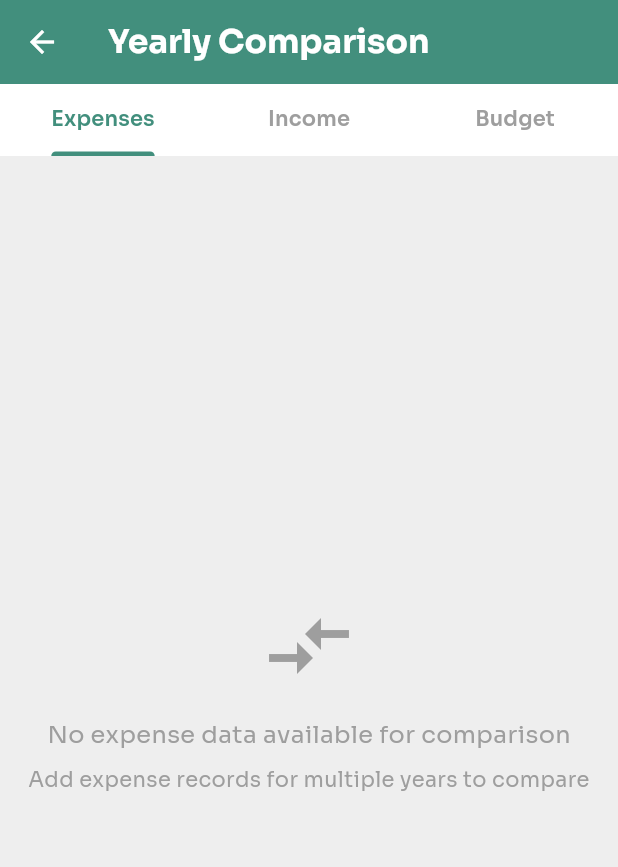
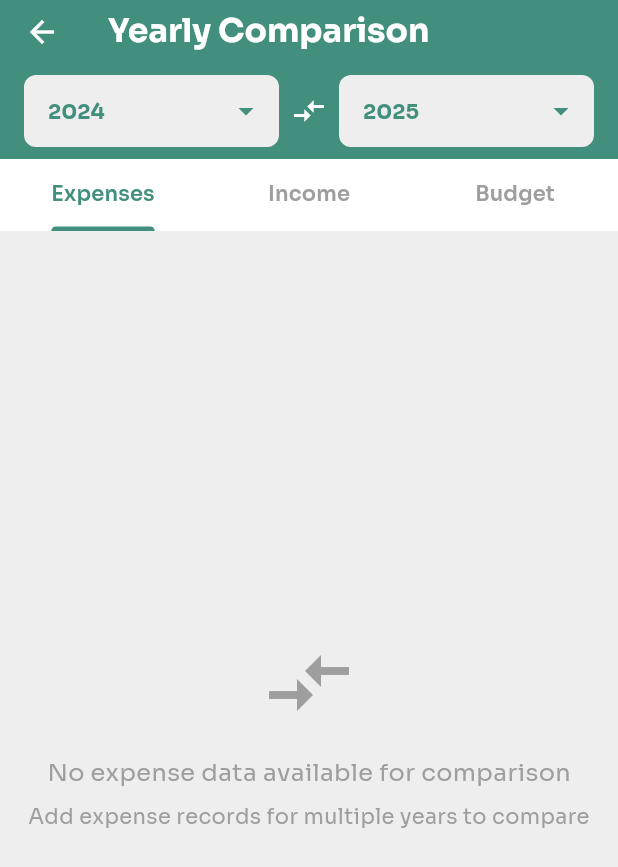
Before and after one commit to balaganeshbala/budgetpro, a Flutter app: the YearlyComparisonScreen screen opened directly, on a phone screen of 412 x 824 dp. Shown: the top 867 px of the screen. Run offline on Flutter 3.47's test engine with Material 3 defaults, Android fonts, the phone set to English and light mode, and no system bars; our stand-ins replace bloc, equatable, fl_chart, flutter_bloc, flutter_dotenv, supabase_flutter; missing offline and left inert: mat_month_picker_dialog; accounts and stored records are empty.

Commit message:
Getting years as input in yearly comparison

```diff
--- a/lib/pages/create_budget/ui/create_budget_screen.dart
+++ b/lib/pages/create_budget/ui/create_budget_screen.dart
@@ -92,7 +92,7 @@ class _CreateBudgetViewState extends State<CreateBudgetView> {
       child: Scaffold(
         appBar: AppBar(
           title: const Text(
-            'Create Monthly Budget',
+            'Create Budget',
             style: TextStyle(fontWeight: FontWeight.bold, fontFamily: "Sora"),
           ),
           foregroundColor: Colors.white,
--- a/lib/pages/edit_budget/ui/edit_budget_page.dart
+++ b/lib/pages/edit_budget/ui/edit_budget_page.dart
@@ -107,7 +107,7 @@ class _EditBudgetViewState extends State<EditBudgetView> {
       child: Scaffold(
         appBar: AppBar(
           title: const Text(
-            'Edit Monthly Budget',
+            'Edit Budget',
             style: TextStyle(fontWeight: FontWeight.bold, fontFamily: "Sora"),
           ),
           foregroundColor: Colors.white,
--- a/lib/pages/new_home/ui/long_term_page.dart
+++ b/lib/pages/new_home/ui/long_term_page.dart
@@ -14,7 +14,7 @@ class LongTermTrendScreen extends StatelessWidget {
     return Scaffold(
       appBar: AppBar(
         title: const Text(
-          'Long-Term Trends',
+          'Long Term Trend',
           style: TextStyle(fontWeight: FontWeight.bold, fontFamily: "Sora"),
         ),
         backgroundColor: AppColors.primaryColor,
@@ -891,7 +891,7 @@ class LongTermTrendScreen extends StatelessWidget {
                         'Trend',
                         style: TextStyle(
                           fontFamily: 'Sora',
-                          fontSize: 12,
+                          fontSize: 13,
                           color: Colors.grey.shade600,
                         ),
                       ),
@@ -922,7 +922,7 @@ class LongTermTrendScreen extends StatelessWidget {
                         '${trendPercentage.abs().toStringAsFixed(1)}%',
                         style: TextStyle(
                           fontFamily: 'Sora',
-                          fontSize: 12,
+                          fontSize: 13,
                           color: trendColor,
                         ),
                       ),
@@ -952,7 +952,7 @@ class LongTermTrendScreen extends StatelessWidget {
             title,
             style: TextStyle(
               fontFamily: 'Sora',
-              fontSize: 12,
+              fontSize: 13,
               color: Colors.grey.shade600,
             ),
           ),
@@ -1100,7 +1100,7 @@ class LongTermTrendScreen extends StatelessWidget {
                             : 'Your spending varies by approximately ${cv.toStringAsFixed(1)}% month to month.',
                         style: const TextStyle(
                           fontFamily: 'Sora',
-                          fontSize: 12,
+                          fontSize: 13,
                           color: Colors.black87,
                         ),
                       ),
@@ -1396,7 +1396,7 @@ class LongTermTrendScreen extends StatelessWidget {
                       'Average',
                       style: TextStyle(
                         fontFamily: 'Sora',
-                        fontSize: 12,
+                        fontSize: 13,
                         color: Colors.grey.shade600,
                       ),
                     ),
--- a/lib/pages/new_home/ui/options_list_view.dart
+++ b/lib/pages/new_home/ui/options_list_view.dart
@@ -52,7 +52,7 @@ class OptionsListView extends StatelessWidget {
         },
       },
       {
-        'icon': Icons.compare,
+        'icon': Icons.compare_arrows,
         'iconBackgroundColor': Colors.blue.withOpacity(0.1),
         'iconColor': Colors.blue.shade600,
         'title': 'Yearly Comparison',
@@ -60,9 +60,11 @@ class OptionsListView extends StatelessWidget {
         'textColor': Colors.black87,
         'onTap': () async {
           Navigator.push(
-              context,
-              MaterialPageRoute(
-                  builder: (context) => YearlyComparisonScreen()));
+            context,
+            MaterialPageRoute(
+              builder: (context) => YearlyComparisonScreen(),
+            ),
+          );
         },
       },
       {
--- a/lib/pages/new_home/ui/yearly_comparsion_page.dart
+++ b/lib/pages/new_home/ui/yearly_comparsion_page.dart
@@ -1,3 +1,4 @@
+import 'package:budgetpro/components/section_header.dart';
 import 'package:budgetpro/models/monthly_summary.dart';
 import 'package:budgetpro/repos/historical_data_repo.dart';
 import 'package:flutter/material.dart';
@@ -6,14 +7,28 @@ import 'package:budgetpro/utits/colors.dart';
 import 'package:budgetpro/utits/utils.dart';
 import 'package:intl/intl.dart';
 
-class YearlyComparisonScreen extends StatelessWidget {
+class YearlyComparisonScreen extends StatefulWidget {
   const YearlyComparisonScreen({super.key});
 
   @override
+  State<StatefulWidget> createState() {
+    return _YearlyComparisonScreenState();
+  }
+}
+
+class _YearlyComparisonScreenState extends State<YearlyComparisonScreen> {
+  late int currentYear;
+  late int previousYear;
+
+  @override
+  void initState() {
+    super.initState();
+    currentYear = DateTime.now().year;
+    previousYear = currentYear - 1;
+  }
+
+  @override
   Widget build(BuildContext context) {
-    final int currentYear = DateTime.now().year;
-    final int previousYear = currentYear - 1;
-
     return Scaffold(
       appBar: AppBar(
         title: const Text(
@@ -22,6 +37,93 @@ class YearlyComparisonScreen extends StatelessWidget {
         ),
         backgroundColor: AppColors.primaryColor,
         foregroundColor: Colors.white,
+        bottom: PreferredSize(
+          preferredSize: const Size.fromHeight(50),
+          child: Padding(
+            padding: const EdgeInsets.symmetric(horizontal: 16, vertical: 8),
+            child: Row(
+              children: [
+                Expanded(
+                  child: Container(
+                    padding: const EdgeInsets.only(left: 16, right: 10),
+                    decoration: BoxDecoration(
+                      color: Colors.grey.shade200,
+                      borderRadius: BorderRadius.circular(8),
+                    ),
+                    child: DropdownButton<String>(
+                      value: previousYear.toString(),
+                      icon: const Icon(Icons.arrow_drop_down,
+                          color: AppColors.primaryColor),
+                      dropdownColor: Colors.white,
+                      isExpanded: true,
+                      underline: Container(),
+                      style: const TextStyle(
+                        color: AppColors.primaryColor,
+                        fontFamily: "Sora",
+                        fontWeight: FontWeight.bold,
+                      ),
+                      onChanged: (String? newValue) {
+                        if (newValue != null) {
+                          setState(() {
+                            previousYear = int.parse(newValue);
+                          });
+                        }
+                      },
+                      items: Utils.getYearsList()
+                          .map<DropdownMenuItem<String>>((String value) {
+                        return DropdownMenuItem<String>(
+                          value: value,
+                          child: Text(
+                            value,
+                          ),
+                        );
+                      }).toList(),
+                    ),
+                  ),
+                ),
+                const SizedBox(width: 8),
+                const Icon(Icons.compare_arrows, color: Colors.white),
+                const SizedBox(width: 8),
+                Expanded(
+                  child: Container(
+                    padding: const EdgeInsets.only(left: 16, right: 10),
+                    decoration: BoxDecoration(
+                      color: Colors.grey.shade200,
+                      borderRadius: BorderRadius.circular(8),
+                    ),
+                    child: DropdownButton<String>(
+                      value: currentYear.toString(),
+                      icon: const Icon(Icons.arrow_drop_down,
+                          color: AppColors.primaryColor),
+                      dropdownColor: Colors.white,
+                      isExpanded: true,
+                      underline: Container(),
+                      style: const TextStyle(
+                        color: AppColors.primaryColor,
+                        fontFamily: "Sora",
+                        fontWeight: FontWeight.bold,
+                      ),
+                      onChanged: (String? newValue) {
+                        if (newValue != null) {
+                          setState(() {
+                            currentYear = int.parse(newValue);
+                          });
+                        }
+                      },
+                      items: Utils.getYearsList()
+                          .map<DropdownMenuItem<String>>((String value) {
+                        return DropdownMenuItem<String>(
+                          value: value,
+                          child: Text(value),
+                        );
+                      }).toList(),
+                    ),
+                  ),
+                ),
+              ],
+            ),
+          ),
+        ),
       ),
       body: DefaultTabController(
         length: 3,
@@ -46,6 +148,7 @@ class YearlyComparisonScreen extends StatelessWidget {
             ),
             Expanded(
               child: Container(
+                padding: const EdgeInsets.all(16),
                 color: Colors.grey.shade200,
                 child: SafeArea(
                   child: TabBarView(
@@ -138,7 +241,6 @@ class YearlyComparisonScreen extends StatelessWidget {
             : (isIncreasePositive ? Colors.red : Colors.green);
 
         return SingleChildScrollView(
-          padding: const EdgeInsets.all(16),
           child: Column(
             crossAxisAlignment: CrossAxisAlignment.start,
             children: [
@@ -203,7 +305,7 @@ class YearlyComparisonScreen extends StatelessWidget {
                       textAlign: TextAlign.center,
                       style: const TextStyle(
                         fontFamily: 'Sora',
-                        fontSize: 12,
+                        fontSize: 13,
                         color: Colors.grey,
                       ),
                     ),
--- a/pubspec.yaml
+++ b/pubspec.yaml
@@ -16,7 +16,7 @@ publish_to: 'none' # Remove this line if you wish to publish to pub.dev
 # https://developer.apple.com/library/archive/documentation/General/Reference/InfoPlistKeyReference/Articles/CoreFoundationKeys.html
 # In Windows, build-name is used as the major, minor, and patch parts
 # of the product and file versions while build-number is used as the build suffix.
-version: 1.0.0+7
+version: 1.0.0+8
 
 environment:
   sdk: '>=3.4.0-257.0.dev <4.0.0'
```
